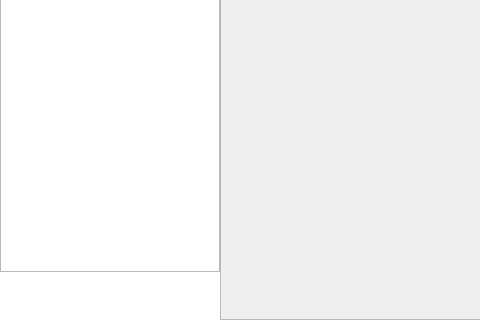
This is openfreebuds_qt/designer/main_window.ui in melianmiko/OpenFreebuds as Qt 5 draws it before an edit; both pictures show x 0 to 480 and y 280 to 600 of the 950 by 600 pixel window. The edited form follows.
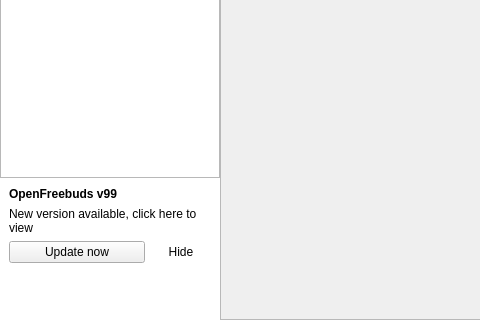
This is the edited form.

Commit message: Integrate mmk-updater

The edit to the form file:
```diff
--- a/openfreebuds_qt/designer/main_window.ui
+++ b/openfreebuds_qt/designer/main_window.ui
@@ -104,7 +104,7 @@
             <x>0</x>
             <y>0</y>
             <width>218</width>
-            <height>550</height>
+            <height>444</height>
            </rect>
           </property>
           <property name="autoFillBackground">
@@ -113,6 +113,66 @@
          </widget>
         </widget>
        </item>
+       <item>
+        <widget class="QWidget" name="updater_root" native="true">
+         <property name="styleSheet">
+          <string notr="true"/>
+         </property>
+         <layout class="QGridLayout" name="gridLayout">
+          <item row="2" column="0" colspan="2">
+           <widget class="QLabel" name="updater_text">
+            <property name="text">
+             <string>New version available, click here to view</string>
+            </property>
+            <property name="wordWrap">
+             <bool>true</bool>
+            </property>
+           </widget>
+          </item>
+          <item row="1" column="0" colspan="2">
+           <widget class="QLabel" name="updater_header">
+            <property name="font">
+             <font>
+              <bold>true</bold>
+             </font>
+            </property>
+            <property name="text">
+             <string>OpenFreebuds v99</string>
+            </property>
+           </widget>
+          </item>
+          <item row="3" column="1">
+           <widget class="QPushButton" name="updater_hide">
+            <property name="sizePolicy">
+             <sizepolicy hsizetype="Fixed" vsizetype="Fixed">
+              <horstretch>0</horstretch>
+              <verstretch>0</verstretch>
+             </sizepolicy>
+            </property>
+            <property name="maximumSize">
+             <size>
+              <width>60</width>
+              <height>16777215</height>
+             </size>
+            </property>
+            <property name="text">
+             <string>Hide</string>
+            </property>
+            <property name="flat">
+             <bool>true</bool>
+            </property>
+           </widget>
+          </item>
+          <item row="3" column="0">
+           <widget class="QPushButton" name="update_button">
+            <property name="text">
+             <string>Update now</string>
+            </property>
+           </widget>
+          </item>
+         </layout>
+        </widget>
+       </item>
        <item>
         <widget class="QWidget" name="widget" native="true">
          <property name="minimumSize">
```
Left out of the diff: 34 changed lines with no effect on the pictures. The commit also changes 10 other files.
